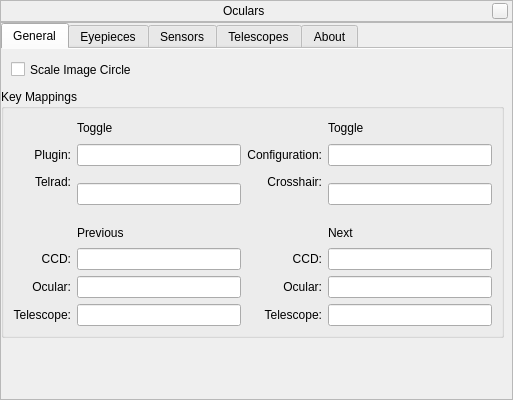
Above: plugins/Oculars/src/gui/ocularDialog.ui from 519984307/stellarium_src before the change. Below: the same form after it.
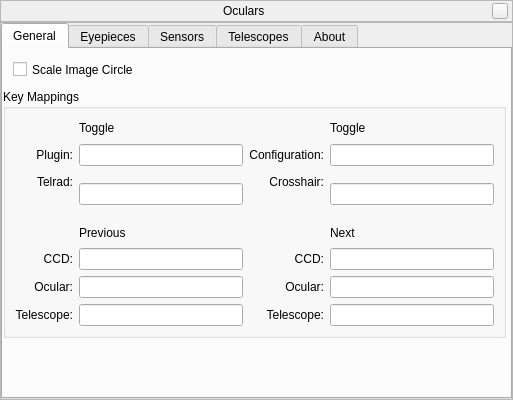
That is the form after the change. Custom widgets are drawn as their Qt base class.

Commit message: Reverted the documentMode property on the tab control in the UI.

Patch:
```diff
--- a/plugins/Oculars/src/gui/ocularDialog.ui
+++ b/plugins/Oculars/src/gui/ocularDialog.ui
@@ -153,7 +153,7 @@
          <number>0</number>
         </property>
         <property name="documentMode">
-         <bool>true</bool>
+         <bool>false</bool>
         </property>
         <widget class="QWidget" name="General">
          <attribute name="title">
```
